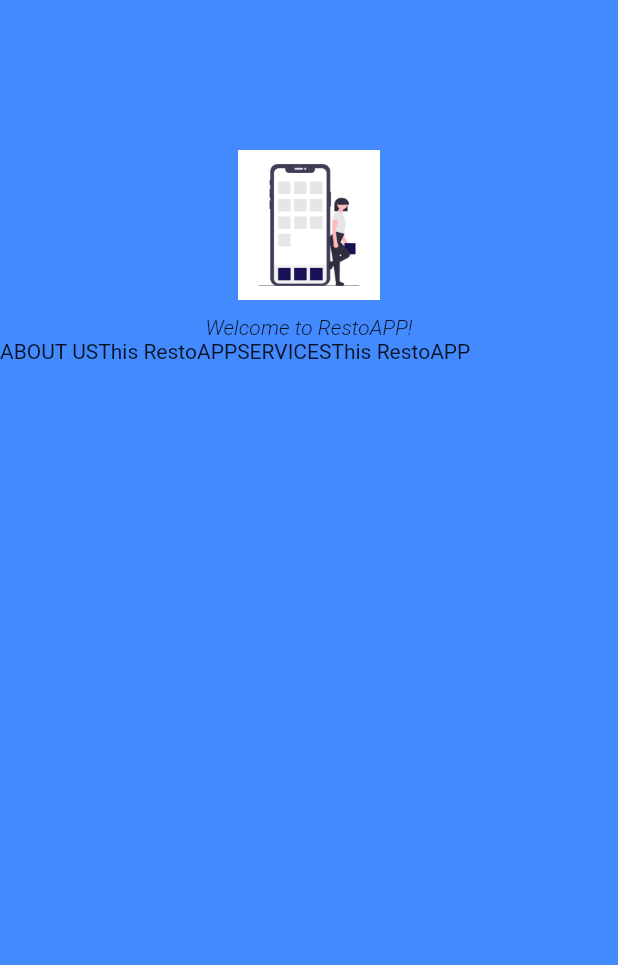
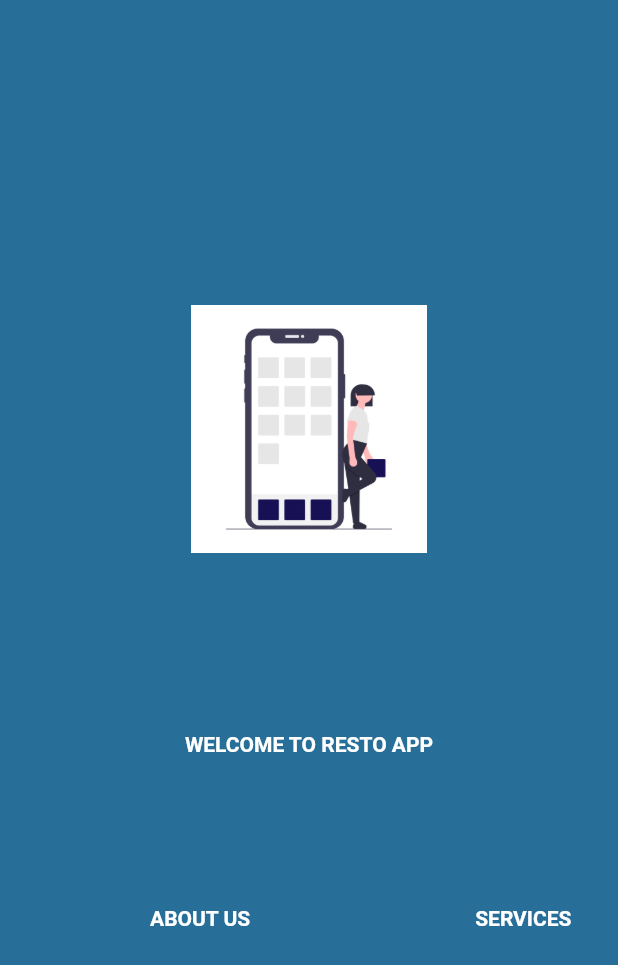
Before and after one commit to UR-CST-SICT-MAD/mad-final-project-bm-team, a Flutter app: the screen it shows after launch, on a phone screen of 412 x 824 dp. Shown: the top 965 px of the screen. Run offline on Flutter 3.47's test engine with Material 2 defaults, Android fonts, the light colour scheme and no system bars; missing offline and left inert: dart:html; Roboto replaces fonts that are missing (Poppins).

Commit message:
building home screen

```diff
--- a/restoapp/lib/colors.dart
+++ b/restoapp/lib/colors.dart
@@ -1,3 +1,4 @@
 import 'package:flutter/material.dart';
 
-const backgroundcolor = Colors.blueAccent;
+const backgroundcolor = Color(0xFF276F98);
+const kprimarycolor = Colors.red;
--- a/restoapp/lib/main.dart
+++ b/restoapp/lib/main.dart
@@ -1,4 +1,5 @@
 import 'package:flutter/material.dart';
+import 'package:restoapp/colors.dart';
 import 'package:restoapp/screens/wrapper.dart';
 
 void main() {
@@ -13,8 +14,11 @@ class MyApp extends StatelessWidget {
   Widget build(BuildContext context) {
     return MaterialApp(
       debugShowCheckedModeBanner: false,
-
       title: 'RestoApp',
+      theme: ThemeData(
+        primaryColor: kprimarycolor,
+        scaffoldBackgroundColor: backgroundcolor,
+      ),
       home: Wrapper(),
     );
   }
--- /dev/null
+++ b/restoapp/lib/screens/components/background.dart
@@ -0,0 +1,24 @@
+import 'package:flutter/material.dart';
+
+class Background extends StatelessWidget {
+  final Widget child;
+  const Background({
+    Key? key,
+    required this.child,
+  }) : super(key: key);
+
+  @override
+  Widget build(BuildContext context) {
+    Size size = MediaQuery.of(context).size;
+    return Container(
+      height: size.height,
+      width: double.infinity,
+      child: Stack(
+        alignment: Alignment.center,
+        children: <Widget>[
+          child,
+        ],
+      ),
+    );
+  }
+}
--- /dev/null
+++ b/restoapp/lib/screens/components/body.dart
@@ -0,0 +1,65 @@
+import 'package:flutter/material.dart';
+import 'package:restoapp/screens/components/background.dart';
+
+class Body extends StatelessWidget {
+  const Body({Key? key}) : super(key: key);
+
+  @override
+  Widget build(BuildContext context) {
+    Size size = MediaQuery.of(context).size;
+    // providing us total height and width of our screen
+
+    return Background(
+      child: Column(
+        mainAxisAlignment: MainAxisAlignment.center,
+        children: [
+          Container(
+            padding: EdgeInsets.only(bottom: 100),
+            child: Image(
+              image: AssetImage('images/homeicon.png'),
+              height: size.height * 0.2,
+            ),
+          ),
+          SizedBox(
+            height: 20,
+          ),
+          Container(
+            padding: EdgeInsets.only(bottom: 100),
+            child: Text(
+              "WELCOME TO RESTO APP",
+              style: TextStyle(
+                fontWeight: FontWeight.bold,
+                color: Colors.white,
+              ),
+            ),
+          ),
+          SizedBox(
+            height: 0,
+          ),
+          Row(
+            children: [
+              Container(
+                padding: EdgeInsets.only(left: 100),
+                child: Text(
+                  "ABOUT US",
+                  style: TextStyle(
+                      fontWeight: FontWeight.bold, color: Colors.white),
+                ),
+              ),
+              SizedBox(
+                width: 150,
+              ),
+              Container(
+                child: Text(
+                  "SERVICES",
+                  style: TextStyle(
+                      fontWeight: FontWeight.bold, color: Colors.white),
+                ),
+              ),
+            ],
+          )
+        ],
+      ),
+    );
+  }
+}
--- a/restoapp/lib/screens/home/home.dart
+++ b/restoapp/lib/screens/home/home.dart
@@ -1,49 +1,14 @@
+import 'dart:html';
+
 import 'package:flutter/material.dart';
 import 'package:restoapp/colors.dart';
+import 'package:restoapp/screens/components/body.dart';
 
 class Home extends StatelessWidget {
   const Home({Key? key}) : super(key: key);
 
   @override
   Widget build(BuildContext context) {
-    return Scaffold(
-        backgroundColor: backgroundcolor,
-        body: Column(
-          children: [
-            Container(
-              alignment: Alignment.center,
-              decoration: BoxDecoration(
-                borderRadius: BorderRadius.circular(20.0),
-              ),
-              padding: const EdgeInsets.only(top: 100),
-              child: Image(
-                image: AssetImage('images/homeicon.png'),
-                height: 100,
-                width: 100,
-              ),
-            ),
-            SizedBox(height: 10.0),
-            Text(
-              "Welcome to RestoAPP!",
-              style: TextStyle(
-                fontFamily: 'Poppins',
-                fontWeight: FontWeight.w300,
-                fontStyle: FontStyle.italic,
-              ),
-            ),
-            Row(
-              children: [
-                Text("ABOUT US"),
-                Container(
-                  child: Text("This RestoAPP"),
-                ),
-                Text("SERVICES"),
-                Container(
-                  child: Text("This RestoAPP"),
-                ),
-              ],
-            ),
-          ],
-        ));
+    return Scaffold(body: Body());
   }
 }
```
Also changed, not shown: restoapp/images/4-41237_free-icons-png-new-home-icon.png (added), restoapp/images/5427783-middle.png (added), restoapp/images/815747-middle.png (added), restoapp/images/icon1.jpg (added), restoapp/images/icon1.webp (added), restoapp/images/icon2.png (added), restoapp/images/semi-circle.png (added).
